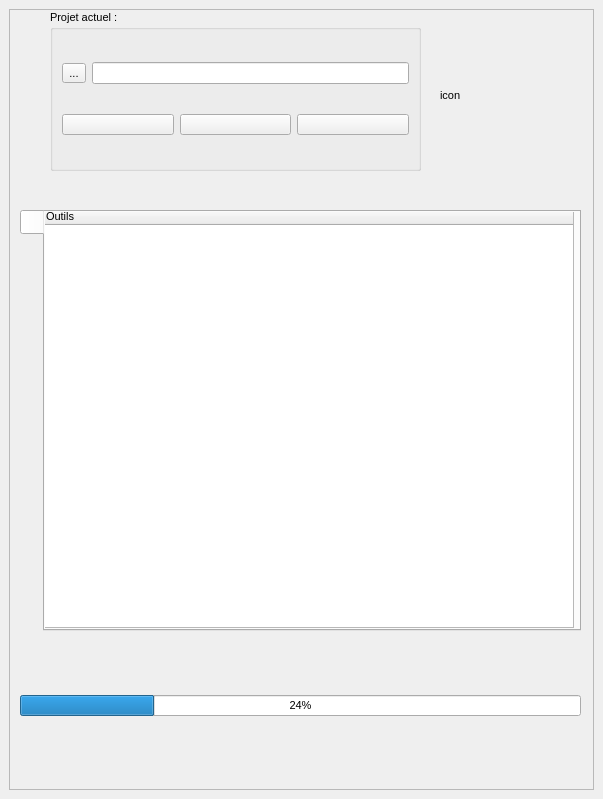
Above: qsequoia2/QSEQUOIA2_dockwidget_base.ui from SequoiApp/QSEQUOIA-2 before the change. Below: the same form after it.
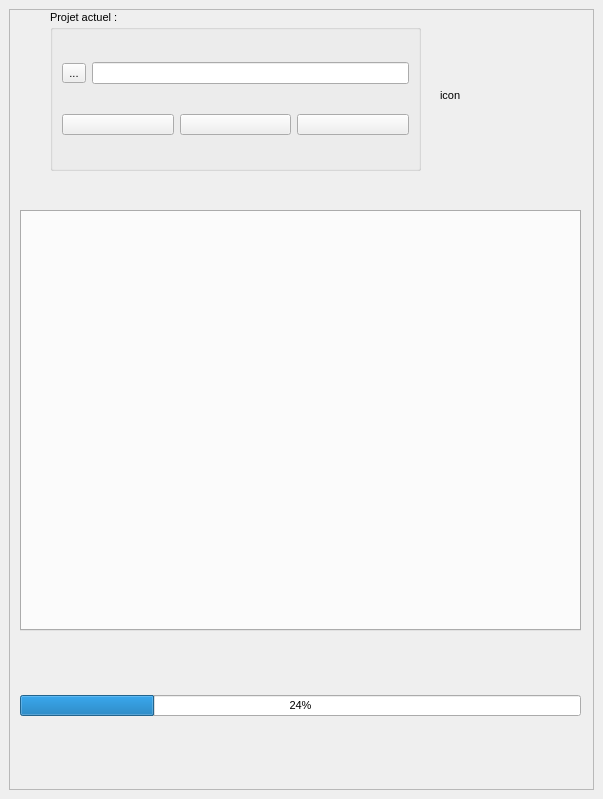
That is the form after the change.

```diff
--- a/qsequoia2/QSEQUOIA2_dockwidget_base.ui
+++ b/qsequoia2/QSEQUOIA2_dockwidget_base.ui
@@ -155,35 +155,6 @@
            <property name="currentIndex">
             <number>0</number>
            </property>
-           <widget class="QWidget" name="outils">
-            <attribute name="title">
-             <string/>
-            </attribute>
-            <attribute name="toolTip">
-             <string>Outils divers</string>
-            </attribute>
-            <widget class="QTreeWidget" name="functionsLibrary">
-             <property name="geometry">
-              <rect>
-               <x>-2</x>
-               <y>-5</y>
-               <width>531</width>
-               <height>421</height>
-              </rect>
-             </property>
-             <property name="contextMenuPolicy">
-              <enum>Qt::PreventContextMenu</enum>
-             </property>
-             <property name="toolTip">
-              <string>&lt;html&gt;&lt;head/&gt;&lt;body&gt;&lt;p&gt;Fonctions&lt;/p&gt;&lt;/body&gt;&lt;/html&gt;</string>
-             </property>
-             <column>
-              <property name="text">
-               <string>Outils</string>
-              </property>
-             </column>
-            </widget>
-           </widget>
           </widget>
          </item>
         </layout>
```
Left out of the diff: 4 changed lines with no effect on the pictures.
